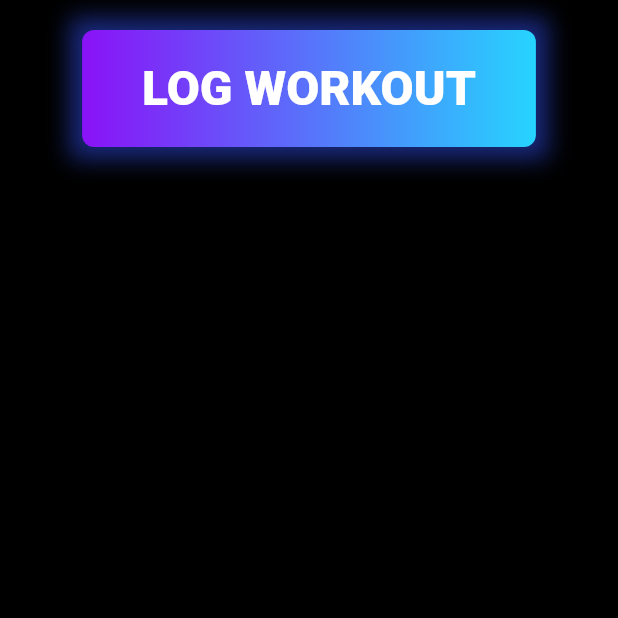
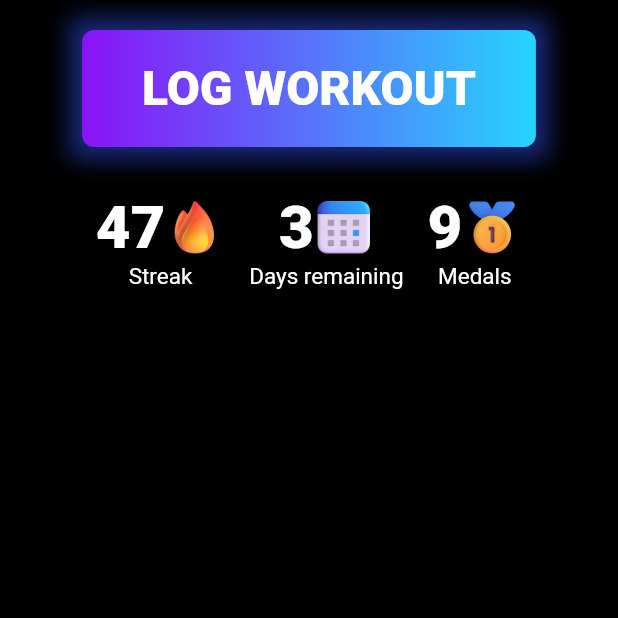
Before and after one commit to ethernetz/hot-summer, a Flutter app: the screen it shows once a user with an empty profile is signed in, on a phone screen of 412 x 824 dp, the top half of it. Run offline on Flutter 3.47's test engine with Material 2 defaults, Android fonts, the phone set to English and light mode, and no system bars; our stand-ins replace cloud_firestore, firebase_auth, firebase_core, firebase_crashlytics, google_fonts, google_sign_in and 1 more; accounts and stored records are empty.

Commit message:
add  static selfmetrics component

```diff
--- /dev/null
+++ b/app/lib/components/self_metrics.dart
@@ -0,0 +1,104 @@
+import 'package:flutter/material.dart';
+import 'package:google_fonts/google_fonts.dart';
+
+class SelfMetrics extends StatelessWidget {
+  const SelfMetrics({
+    super.key,
+  });
+
+  @override
+  Widget build(BuildContext context) {
+    return Row(
+      mainAxisSize: MainAxisSize.min,
+      mainAxisAlignment: MainAxisAlignment.spaceEvenly,
+      children: [
+        Column(
+          children: [
+            Row(
+              children: [
+                Text(
+                  '47',
+                  style: GoogleFonts.kumbhSans(
+                    color: Colors.white,
+                    fontWeight: FontWeight.w900,
+                    fontSize: 40,
+                  ),
+                ),
+                const Image(
+                  image: AssetImage("assets/fire_3d.png"),
+                  height: 40,
+                  width: 40,
+                ),
+              ],
+            ),
+            Text(
+              'Streak',
+              style: GoogleFonts.kumbhSans(
+                color: Colors.white,
+                fontSize: 15,
+              ),
+            ),
+          ],
+        ),
+        const SizedBox(width: 16),
+        Column(
+          children: [
+            Row(
+              children: [
+                Text(
+                  '3',
+                  style: GoogleFonts.kumbhSans(
+                    color: Colors.white,
+                    fontWeight: FontWeight.w900,
+                    fontSize: 40,
+                  ),
+                ),
+                const Image(
+                  image: AssetImage("assets/calendar_3d.png"),
+                  height: 40,
+                  width: 40,
+                ),
+              ],
+            ),
+            Text(
+              'Days remaining',
+              style: GoogleFonts.kumbhSans(
+                color: Colors.white,
+                fontSize: 15,
+              ),
+            ),
+          ],
+        ),
+        const SizedBox(width: 16),
+        Column(
+          children: [
+            Row(
+              children: [
+                Text(
+                  '9',
+                  style: GoogleFonts.kumbhSans(
+                    color: Colors.white,
+                    fontWeight: FontWeight.w900,
+                    fontSize: 40,
+                  ),
+                ),
+                const Image(
+                  image: AssetImage("assets/1st_place_medal_3d.png"),
+                  height: 40,
+                  width: 40,
+                ),
+              ],
+            ),
+            Text(
+              'Medals',
+              style: GoogleFonts.kumbhSans(
+                color: Colors.white,
+                fontSize: 15,
+              ),
+            ),
+          ],
+        ),
+      ],
+    );
+  }
+}
--- a/app/lib/screens/auth_screen.dart
+++ b/app/lib/screens/auth_screen.dart
@@ -1,6 +1,6 @@
 import 'package:flutter/material.dart';
-import 'package:workspaces/components/sign_in_with_apple_button.dart';
-import 'package:workspaces/components/sign_in_with_google_button.dart';
+import 'package:workspaces/widgets/sign_in_with_apple_button.dart';
+import 'package:workspaces/widgets/sign_in_with_google_button.dart';
 
 class AuthScreen extends StatelessWidget {
   const AuthScreen({super.key});
--- a/app/lib/screens/home_screen.dart
+++ b/app/lib/screens/home_screen.dart
@@ -2,7 +2,8 @@ import 'package:flutter/material.dart';
 import 'package:google_fonts/google_fonts.dart';
 import 'package:provider/provider.dart';
 import 'package:workspaces/classes/hot_user.dart';
-import 'package:workspaces/components/hot_button.dart';
+import 'package:workspaces/components/self_metrics.dart';
+import 'package:workspaces/widgets/hot_button.dart';
 import 'package:workspaces/services/auth_service.dart';
 
 class HomeScreen extends StatelessWidget {
@@ -11,10 +12,12 @@ class HomeScreen extends StatelessWidget {
   @override
   Widget build(BuildContext context) {
     var hotuser = context.watch<HotUser?>();
-    return Column(
-      children: [
-        Center(
-          child: HotButton(
+    return SizedBox(
+      width: double.infinity,
+      child: Column(
+        crossAxisAlignment: CrossAxisAlignment.center,
+        children: [
+          HotButton(
             onPressed: () {
               // context.read<AuthService>().signOut();
             },
@@ -27,8 +30,10 @@ class HomeScreen extends StatelessWidget {
               ),
             ),
           ),
-        ),
-      ],
+          const SizedBox(height: 30),
+          SelfMetrics(),
+        ],
+      ),
     );
   }
 }
```
Also changed, not shown: app/assets/1st_place_medal_3d.png (added), app/assets/calendar_3d.png (added), app/assets/fire_3d.png (added), app/lib/widgets/hot_button.dart (renamed from app/lib/components/hot_button.dart), app/lib/widgets/sign_in_with_apple_button.dart (renamed from app/lib/components/sign_in_with_apple_button.dart), app/lib/widgets/sign_in_with_google_button.dart (renamed from app/lib/components/sign_in_with_google_button.dart).
